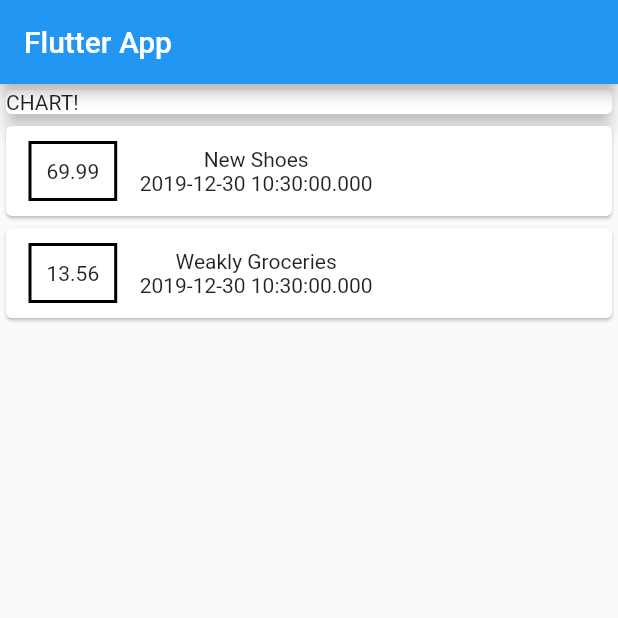
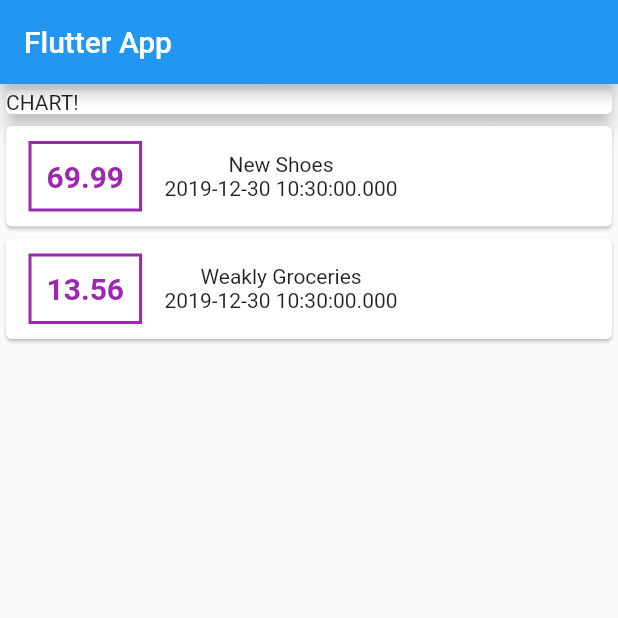
Before and after one commit to sahilmob/flutter-course-personal-expenses-app, a Flutter app: the screen it shows after launch, on a phone screen of 412 x 824 dp, the top half of it. Run offline on Flutter 3.47's test engine with Material 2 defaults, Android fonts, the phone set to English and light mode, and no system bars.

Commit message:
style amount text

```diff
--- a/lib/main.dart
+++ b/lib/main.dart
@@ -54,8 +54,15 @@ class MyHomePage extends StatelessWidget {
                             padding: EdgeInsets.all(10),
                             decoration: BoxDecoration(
                                 border:
-                                    Border.all(color: Colors.black, width: 2)),
-                            child: Text(tx.amount.toString()),
+                                    Border.all(color: Colors.purple, width: 2)),
+                            child: Text(
+                              tx.amount.toString(),
+                              style: TextStyle(
+                                fontWeight: FontWeight.bold,
+                                fontSize: 20,
+                                color: Colors.purple,
+                              ),
+                            ),
                           ),
                           Column(
                             children: <Widget>[
--- a/lib/transaction.dart
+++ b/lib/transaction.dart
@@ -6,9 +6,10 @@ class Transaction {
   final double amount;
   final DateTime date;
 
-  Transaction(
-      {@required this.id,
-      @required this.title,
-      @required this.amount,
-      @required this.date});
+  Transaction({
+    @required this.id,
+    @required this.title,
+    @required this.amount,
+    @required this.date,
+  });
 }
```
